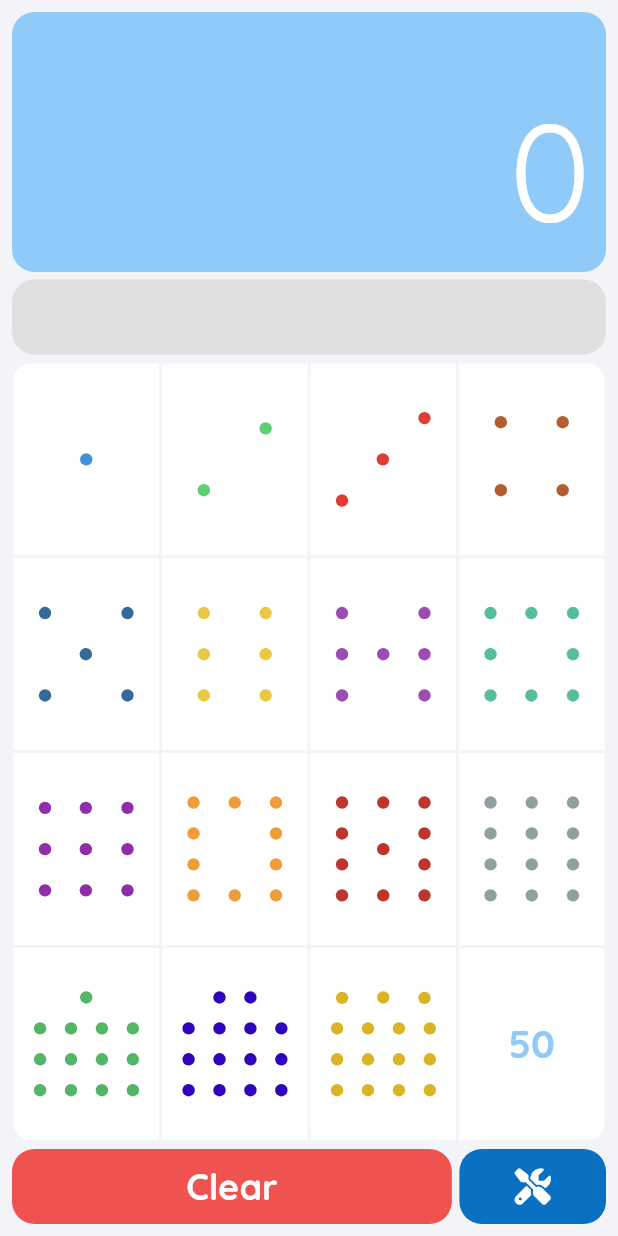
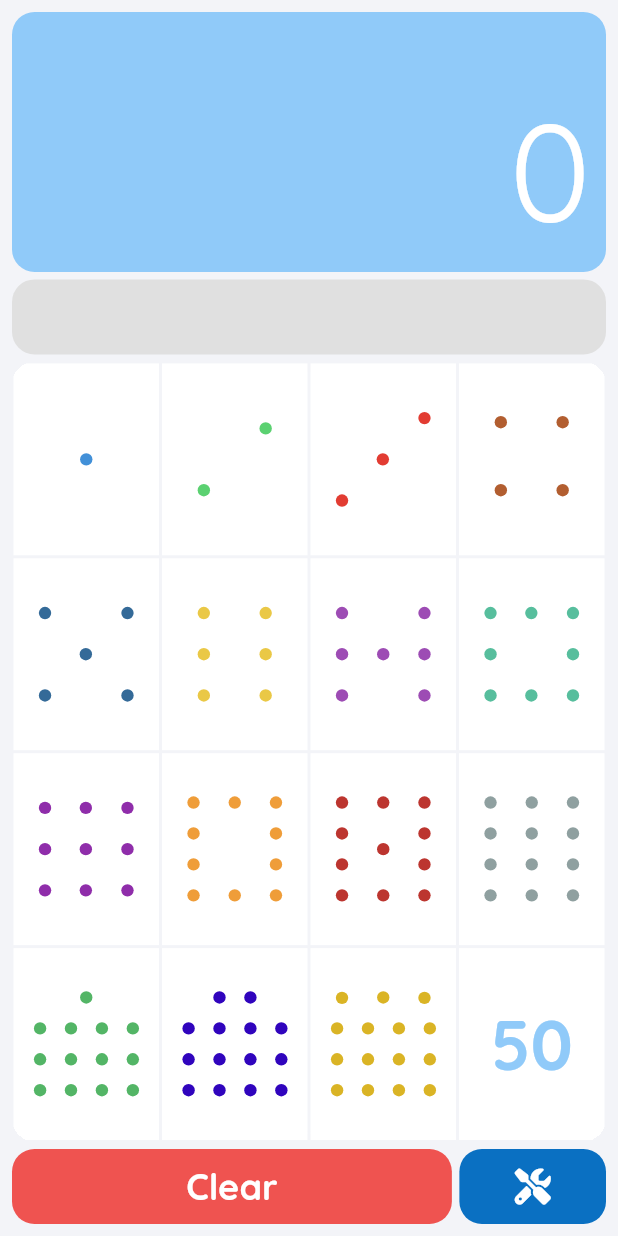
Before and after one commit to chrisstayte/DominoesCalculator, a Flutter app: the screen it shows after launch, on a phone screen of 412 x 824 dp. Run offline on Flutter 3.47's test engine with Material 2 defaults, Android fonts, the light colour scheme and no system bars; drawn by our look-alikes of auto_size_text; our stand-ins replace camera, flutter_svg, font_awesome_flutter, google_fonts, modal_bottom_sheet, package_info_plus and 3 more.

Commit message:
Updated Items

```diff
--- a/lib/screens/widgets/keypad_key.dart
+++ b/lib/screens/widgets/keypad_key.dart
@@ -1,3 +1,4 @@
+import 'package:auto_size_text/auto_size_text.dart';
 import 'package:dominoes/enums/domino_type.dart';
 import 'package:dominoes/global/global.dart';
 import 'package:dominoes/providers/settings_provider.dart';
@@ -42,14 +43,14 @@ class KeypadKey extends StatelessWidget {
                         'assets/pips/${dominoType.name}_colored.svg',
                       ),
                     )
-                  : Text(
+                  : AutoSizeText(
                       Global.values.dominoValues[dominoType]?.toString() ??
                           context
                               .watch<SettingsProvider>()
                               .doubleZeroValue
                               .toString(),
                       style: TextStyle(
-                        fontSize: 26,
+                        fontSize: 46,
                         fontWeight: FontWeight.bold,
                         color: Global.colors.dominoColors[dominoType] ??
                             context.watch<SettingsProvider>().appAccentColor,
--- a/pubspec.yaml
+++ b/pubspec.yaml
@@ -1,9 +1,9 @@
 name: dominoes
-description: A new Flutter project.
+description: domino counter
 
 publish_to: 'none'
 
-version: 1.0.0+1
+version: 1.0.0+2
 
 environment:
   sdk: '>=2.17.0 <3.0.0'
```
Also changed, not shown: 6 other files.
